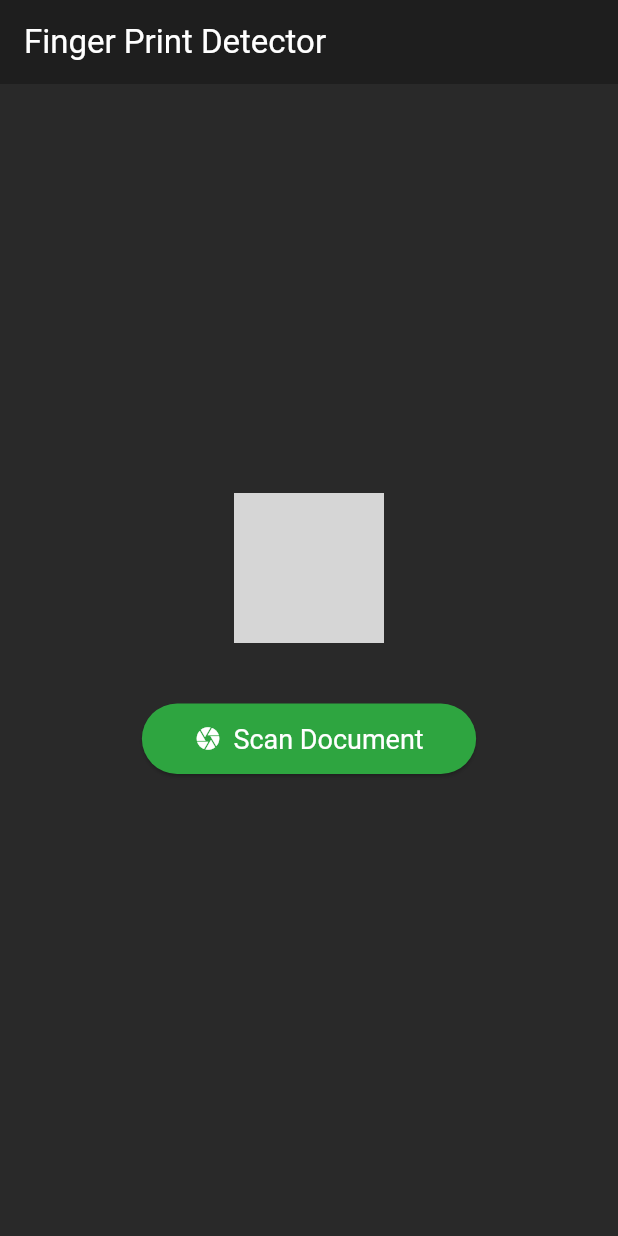
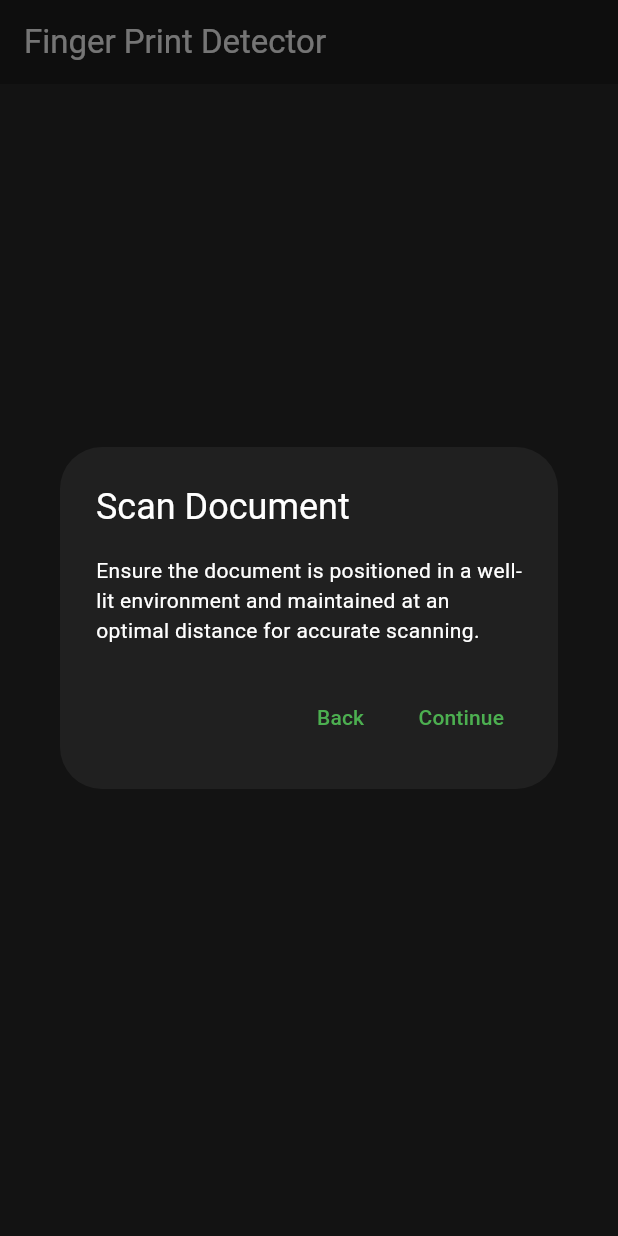
Before and after one commit to aditiadya/fingerprint-scanner, a Flutter app: the screen it shows after launch, after a tap on "Scan Document", on a phone screen of 412 x 824 dp. Run offline on Flutter 3.47's test engine with Material 3 defaults, Android fonts, the phone set to English and light mode, and no system bars; our stand-ins replace firebase_core, firebase_storage, image_picker; missing offline and left inert: flutter_pytorch; accounts and stored records are empty; grey boxes are pictures that could not be loaded.

Commit message:
updated app

```diff
--- a/lib/crop.dart
+++ b/lib/crop.dart
@@ -80,7 +80,7 @@ class _CropScreenState extends State<CropScreen> {
 
     objDetect = await _objectModel.getImagePrediction(
       imageData,
-      minimumScore: 0.04,
+      minimumScore: 0.30,
       IOUThershold: 0.3,
     );
 
@@ -156,6 +156,47 @@ class _CropScreenState extends State<CropScreen> {
 
     await Future.wait(uploadFutures);
   }
+
+void _showConfirmationDialog(BuildContext context) {
+  showDialog(
+    context: context,
+    builder: (BuildContext context) {
+      return AlertDialog(
+        backgroundColor: const Color.fromARGB(255, 32, 32, 32), // Set background to black
+        title: const Text(
+          "Scan Document",
+          style: TextStyle(color: Colors.white), // Set text color to white
+        ),
+        content: const Text(
+          "Ensure the document is positioned in a well-lit environment and maintained at an optimal distance for accurate scanning.",
+          style: TextStyle(color: Colors.white), // Set text color to white
+        ),
+        actions: [
+          TextButton(
+            onPressed: () {
+              Navigator.of(context).pop(); // Close the dialog
+            },
+            child: const Text(
+              "Back",
+              style: TextStyle(color: Colors.green), // Set button color to green
+            ),
+          ),
+          TextButton(
+            onPressed: () {
+              Navigator.of(context).pop(); // Close the dialog
+              runObjectDetection(); // Open the camera and scan document
+            },
+            child: const Text(
+              "Continue",
+              style: TextStyle(color: Colors.green), // Set button color to green
+            ),
+          ),
+        ],
+      );
+    },
+  );
+}
+
 
   @override
   Widget build(BuildContext context) {
@@ -234,15 +275,17 @@ class _CropScreenState extends State<CropScreen> {
                   const SizedBox(height: 20),
                   Opacity(
                     opacity: 0.7,
-                    child: Image.network(
-                      'https://img.icons8.com/?size=100&id=82775&format=png&color=ffffff',
+                    child: Image.asset(
+                      'assets/images/document_icon.png', // Local image asset
                       width: 100,
                       height: 100,
                     ),
                   ),
                   const SizedBox(height: 40),
                   ElevatedButton(
-                    onPressed: runObjectDetection,
+                    onPressed: () {
+                      _showConfirmationDialog(context);
+                    },
                     style: ButtonStyle(
                       backgroundColor: WidgetStateProperty.all<Color>(
                           const Color.fromARGB(255, 46, 165, 64)),
--- a/pubspec.yaml
+++ b/pubspec.yaml
@@ -36,6 +36,10 @@ dependencies:
   # The following adds the Cupertino Icons font to your application.
   # Use with the CupertinoIcons class for iOS style icons.
   cupertino_icons: ^1.0.2
+  camera: ^0.11.0+2
+  sensors_plus: ^6.0.1
+  light: ^3.0.1
+  light_sensor: ^3.0.0
 
 dev_dependencies:
   flutter_test:
@@ -72,7 +76,7 @@ flutter:
 
   # To add assets to your application, add an assets section, like this:
   assets:
-    - images/
+    - assets/images/
     - assets/models/
     - assets/labels/
   #   - images/a_dot_ham.jpeg
```
Also changed, not shown: assets/images/document_icon.png (added), pubspec.lock, 1 other file.
